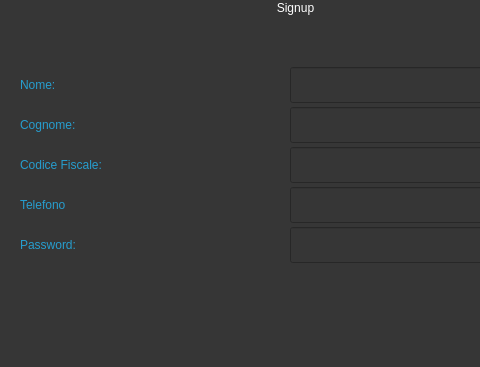
Before: the Qt Designer form Viste/Accesso/GUI/createacc.ui in GiulianiM/Noleggio, drawn with Qt 5; both pictures show x 0 to 480 and y 133 to 500 of the 600 by 500 pixel window.
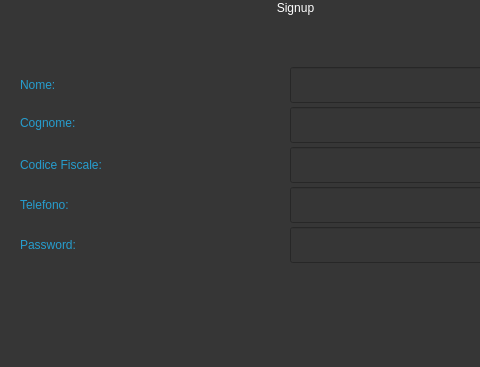
After: the same form once the commit is applied. Icons and pictures are not drawn.

Diff of the .ui file:
```diff
--- a/Viste/Accesso/GUI/createacc.ui
+++ b/Viste/Accesso/GUI/createacc.ui
@@ -62,9 +62,9 @@
    <property name="geometry">
     <rect>
      <x>20</x>
-     <y>240</y>
-     <width>141</width>
-     <height>36</height>
+     <y>230</y>
+     <width>151</width>
+     <height>51</height>
     </rect>
    </property>
    <property name="styleSheet">
@@ -151,7 +151,7 @@
     <rect>
      <x>20</x>
      <y>280</y>
-     <width>201</width>
+     <width>211</width>
      <height>36</height>
     </rect>
    </property>
@@ -226,7 +226,7 @@
 font: 20pt &quot;Segoe UI&quot;;</string>
    </property>
    <property name="text">
-    <string>Telefono</string>
+    <string>Telefono:</string>
    </property>
   </widget>
   <widget class="QLineEdit" name="telefono">
```
Left out of the diff: 13 changed lines with no effect on the pictures.
